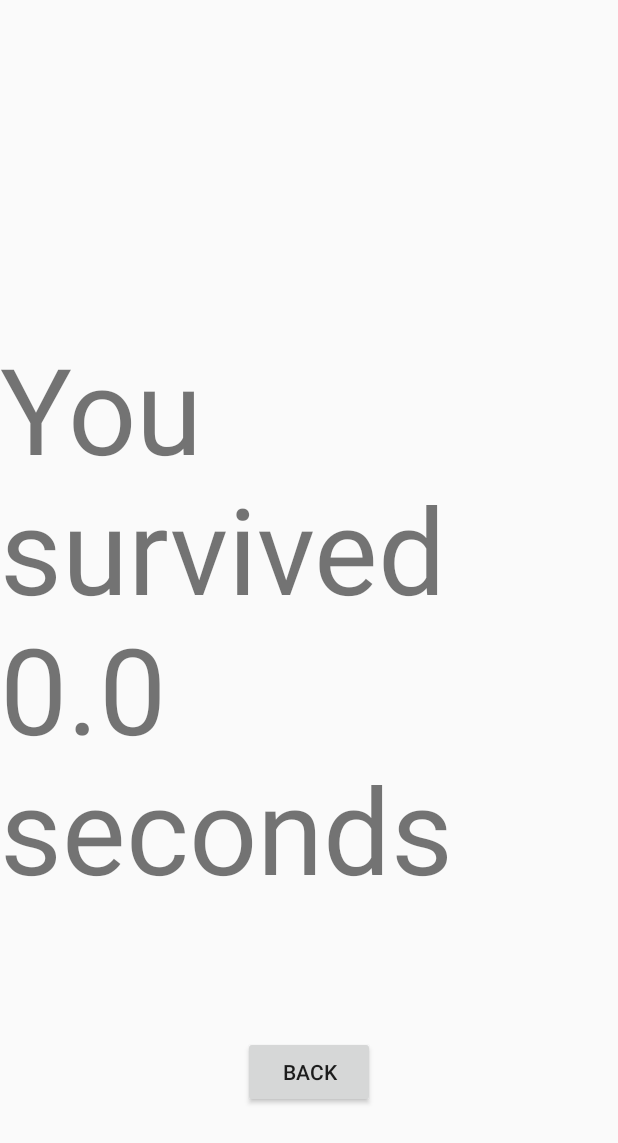
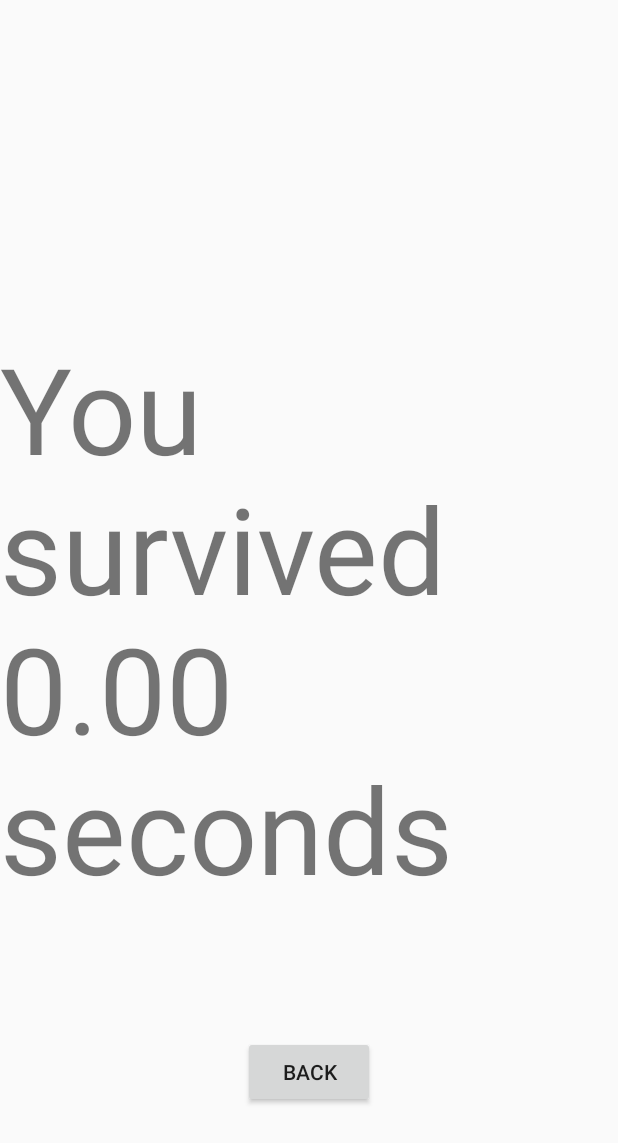
Before and after one commit to Yucheng-Jiang/N-body-Simulation, an Android app: the GameEndActivity screen opened directly, with no data from a screen before it, on a phone screen of 412 x 824 dp. Shown: the top 1143 px of the screen. Run offline under Robolectric (Android 15) with nearby library versions, the phone set to English and light mode, and no system bars.

Commit message:
12.9 7:19

```diff
--- a/app/src/main/java/com/example/platypus/GameEndActivity.java
+++ b/app/src/main/java/com/example/platypus/GameEndActivity.java
@@ -8,6 +8,8 @@ import android.view.View;
 import android.widget.Button;
 import android.widget.TextView;
 
+import java.text.DecimalFormat;
+
 public class GameEndActivity extends AppCompatActivity {
 
     @Override
@@ -15,8 +17,9 @@ public class GameEndActivity extends AppCompatActivity {
         super.onCreate(savedInstanceState);
         setContentView(R.layout.activity_game_end);
         float a = getIntent().getFloatExtra("time", 0f);
+        DecimalFormat decimalFormat = new DecimalFormat("0.00");
         TextView textView = findViewById(R.id.textView);
-        textView.setText("You survived " + a + " seconds");
+        textView.setText("You survived " + decimalFormat.format(a) + " seconds");
         Button backButton = findViewById(R.id.backButton);
         backButton.setOnClickListener(new View.OnClickListener() {
             @Override
```
